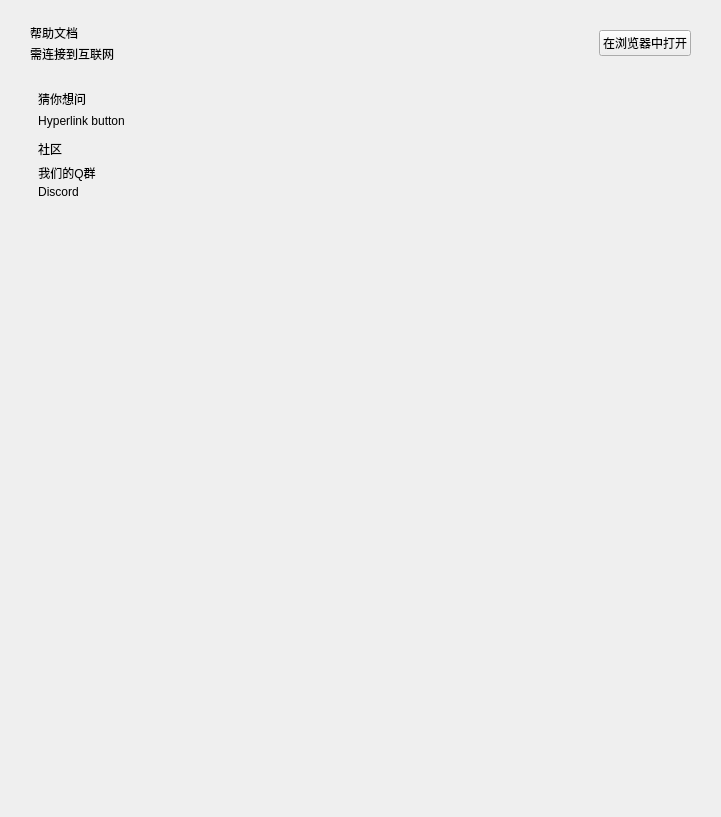
This is view/menu/help.ui in yhlhoh/Class-Widgets as Qt 5 draws it before an edit. The edited form follows.
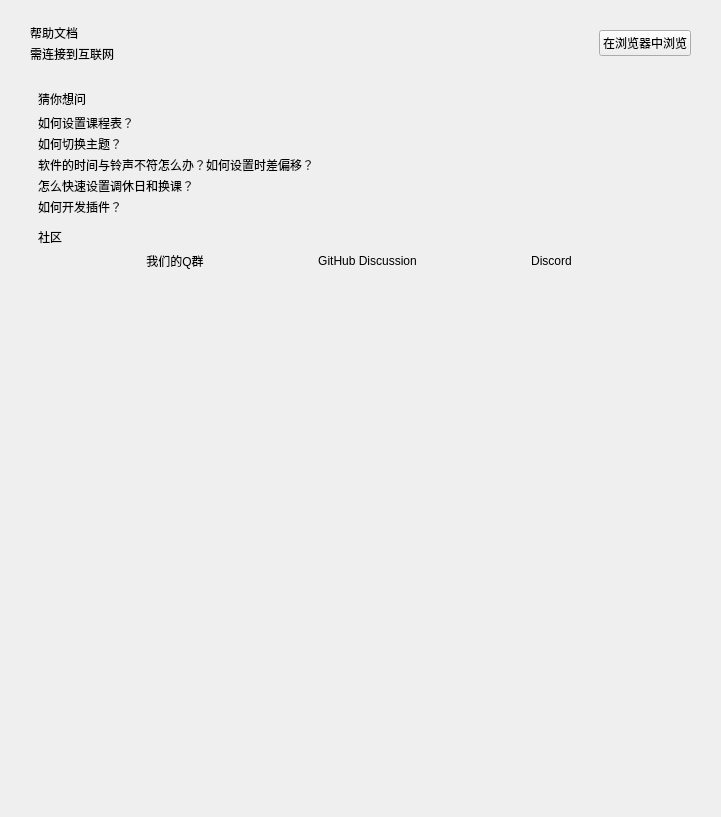
This is the edited form. Custom widgets are drawn as their Qt base class.

Commit message: redesigned the "help" page

The edit to the form file:
```diff
--- a/view/menu/help.ui
+++ b/view/menu/help.ui
@@ -81,7 +81,7 @@
         </sizepolicy>
        </property>
        <property name="text">
-        <string>在浏览器中打开</string>
+        <string>在浏览器中浏览</string>
        </property>
       </widget>
      </item>
@@ -143,7 +143,84 @@
               </sizepolicy>
              </property>
              <property name="text">
-              <string>Hyperlink button</string>
+              <string>如何设置课程表？</string>
+             </property>
+             <property name="url">
+              <url>
+               <string>https://www.yuque.com/rinlit/class-widgets_help/swg86btkivirtnrl</string>
+              </url>
+             </property>
+            </widget>
+           </item>
+           <item>
+            <widget class="HyperlinkButton" name="HyperlinkButton_7">
+             <property name="sizePolicy">
+              <sizepolicy hsizetype="Maximum" vsizetype="Fixed">
+               <horstretch>0</horstretch>
+               <verstretch>0</verstretch>
+              </sizepolicy>
+             </property>
+             <property name="text">
+              <string>如何切换主题？</string>
+             </property>
+             <property name="url">
+              <url>
+               <string>https://www.yuque.com/rinlit/class-widgets_help/lg0p91q2mg4yertn</string>
+              </url>
+             </property>
+            </widget>
+           </item>
+           <item>
+            <widget class="HyperlinkButton" name="HyperlinkButton_6">
+             <property name="sizePolicy">
+              <sizepolicy hsizetype="Maximum" vsizetype="Fixed">
+               <horstretch>0</horstretch>
+               <verstretch>0</verstretch>
+              </sizepolicy>
+             </property>
+             <property name="text">
+              <string>软件的时间与铃声不符怎么办？如何设置时差偏移？</string>
+             </property>
+             <property name="url">
+              <url>
+               <string>https://www.yuque.com/rinlit/class-widgets_help/vlk3plggb8edvub4#mHfUX</string>
+              </url>
+             </property>
+            </widget>
+           </item>
+           <item>
+            <widget class="HyperlinkButton" name="HyperlinkButton_5">
+             <property name="sizePolicy">
+              <sizepolicy hsizetype="Maximum" vsizetype="Fixed">
+               <horstretch>0</horstretch>
+               <verstretch>0</verstretch>
+              </sizepolicy>
+             </property>
+             <property name="text">
+              <string>怎么快速设置调休日和换课？</string>
+             </property>
+             <property name="url">
+              <url>
+               <string>https://www.yuque.com/rinlit/class-widgets_help/gc4epffu7g5bf9os</string>
+              </url>
+             </property>
+            </widget>
+           </item>
+           <item>
+            <widget class="HyperlinkButton" name="HyperlinkButton_4">
+             <property name="sizePolicy">
+              <sizepolicy hsizetype="Maximum" vsizetype="Fixed">
+               <horstretch>0</horstretch>
+               <verstretch>0</verstretch>
+              </sizepolicy>
+             </property>
+             <property name="text">
+              <string>如何开发插件？</string>
+             </property>
+             <property name="url">
+              <url>
+               <string>https://www.yuque.com/rinlit/cw-docs-dev</string>
+              </url>
              </property>
             </widget>
            </item>
@@ -164,10 +241,7 @@
           </widget>
          </item>
          <item>
-          <layout class="QVBoxLayout" name="common_question_2">
-           <property name="spacing">
-            <number>3</number>
-           </property>
+          <layout class="QHBoxLayout" name="horizontalLayout_2">
            <item>
             <widget class="HyperlinkButton" name="HyperlinkButton_3">
              <property name="sizePolicy">
@@ -181,6 +255,19 @@
              </property>
             </widget>
            </item>
+           <item>
+            <widget class="HyperlinkButton" name="HyperlinkButton_8">
+             <property name="sizePolicy">
+              <sizepolicy hsizetype="Maximum" vsizetype="Fixed">
+               <horstretch>0</horstretch>
+               <verstretch>0</verstretch>
+              </sizepolicy>
+             </property>
+             <property name="text">
+              <string>GitHub Discussion</string>
+             </property>
+            </widget>
+           </item>
            <item>
             <widget class="HyperlinkButton" name="HyperlinkButton_2">
              <property name="sizePolicy">
```
The commit also changes 1 other file.
